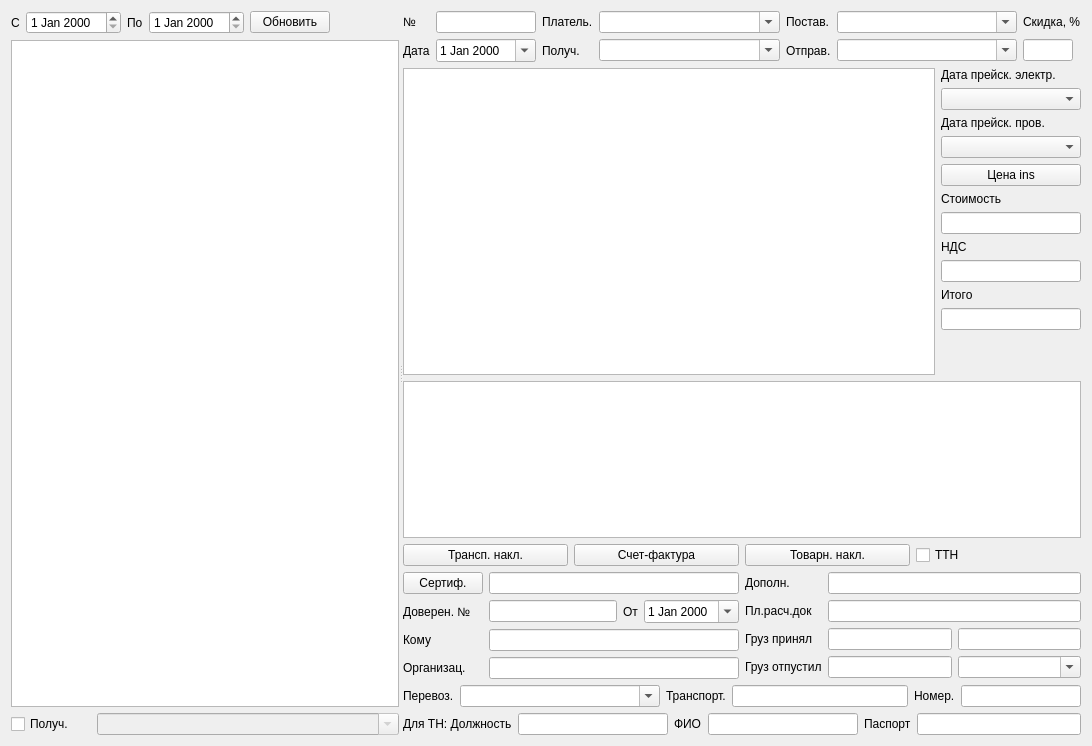
Before: the Qt Designer form formfact.ui in Sergeyego/facts, drawn with Qt 5.
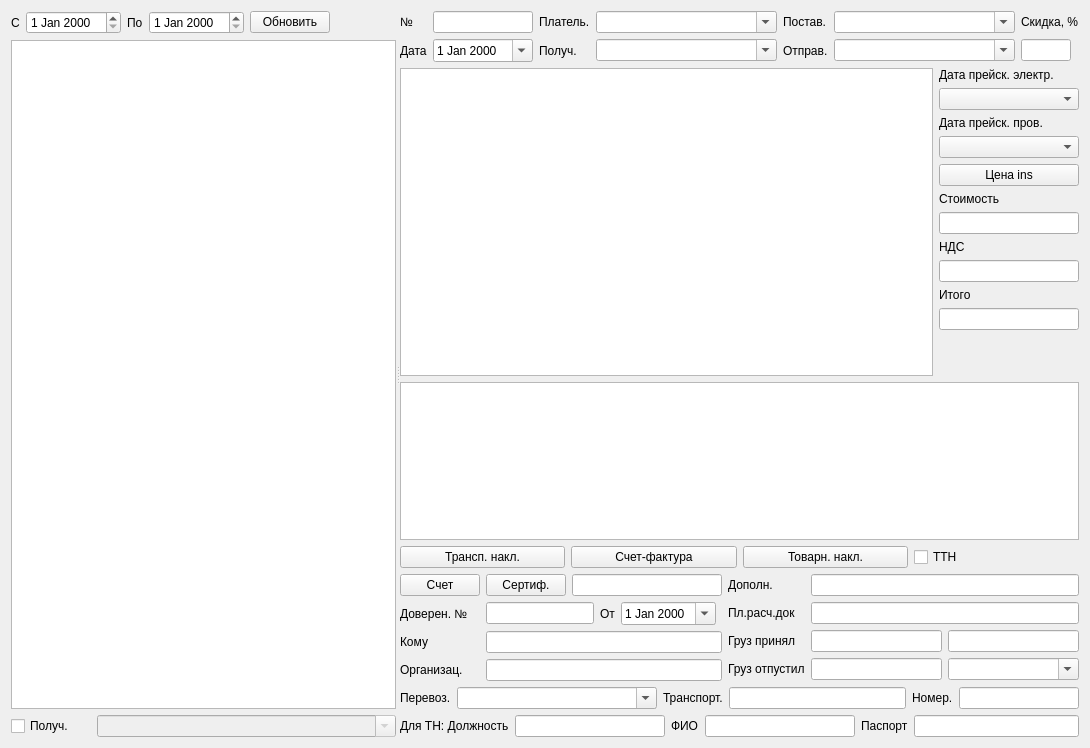
After: the same form once the commit is applied. Custom widgets are drawn as their Qt base class.

```diff
--- a/formfact.ui
+++ b/formfact.ui
@@ -6,8 +6,8 @@
    <rect>
     <x>0</x>
     <y>0</y>
-    <width>1092</width>
-    <height>746</height>
+    <width>1090</width>
+    <height>748</height>
    </rect>
   </property>
   <property name="windowTitle">
@@ -576,59 +576,41 @@
         <layout class="QHBoxLayout" name="horizontalLayout_3">
          <item>
           <layout class="QGridLayout" name="gridLayout">
-           <item row="5" column="0">
-            <widget class="QLabel" name="label_17">
+           <item row="0" column="0">
+            <widget class="QPushButton" name="cmdBill">
              <property name="text">
-              <string>Кому</string>
+              <string>Счет</string>
              </property>
             </widget>
            </item>
-           <item row="4" column="2">
+           <item row="0" column="2" colspan="4">
+            <widget class="QLineEdit" name="lineEditSert">
+             <property name="readOnly">
+              <bool>true</bool>
+             </property>
+            </widget>
+           </item>
+           <item row="4" column="3">
             <widget class="QLabel" name="label_16">
              <property name="text">
               <string>От</string>
              </property>
             </widget>
            </item>
-           <item row="0" column="0">
+           <item row="0" column="1">
             <widget class="QPushButton" name="cmdSert">
              <property name="text">
               <string>Сертиф.</string>
              </property>
             </widget>
            </item>
-           <item row="6" column="0">
-            <widget class="QLabel" name="label_18">
-             <property name="text">
-              <string>Организац.</string>
-             </property>
-            </widget>
-           </item>
-           <item row="5" column="1" colspan="3">
-            <widget class="QLineEdit" name="lineEditLicDov">
-             <property name="font">
-              <font>
-               <pointsize>9</pointsize>
-              </font>
-             </property>
-            </widget>
-           </item>
-           <item row="4" column="3">
+           <item row="4" column="4">
             <widget class="QDateEdit" name="dateEditDov">
              <property name="calendarPopup">
               <bool>true</bool>
              </property>
             </widget>
            </item>
-           <item row="6" column="1" colspan="3">
-            <widget class="QLineEdit" name="lineEditOrgDov">
-             <property name="font">
-              <font>
-               <pointsize>9</pointsize>
-              </font>
-             </property>
-            </widget>
-           </item>
            <item row="4" column="0">
             <widget class="QLabel" name="label_15">
              <property name="text">
@@ -636,13 +618,38 @@
              </property>
             </widget>
            </item>
-           <item row="4" column="1">
+           <item row="4" column="1" colspan="2">
             <widget class="QLineEdit" name="lineEditNumDov"/>
            </item>
-           <item row="0" column="1" colspan="3">
-            <widget class="QLineEdit" name="lineEditSert">
-             <property name="readOnly">
-              <bool>true</bool>
+           <item row="5" column="0">
+            <widget class="QLabel" name="label_17">
+             <property name="text">
+              <string>Кому</string>
+             </property>
+            </widget>
+           </item>
+           <item row="6" column="0">
+            <widget class="QLabel" name="label_18">
+             <property name="text">
+              <string>Организац.</string>
+             </property>
+            </widget>
+           </item>
+           <item row="5" column="1" colspan="5">
+            <widget class="QLineEdit" name="lineEditLicDov">
+             <property name="font">
+              <font>
+               <pointsize>9</pointsize>
+              </font>
+             </property>
+            </widget>
+           </item>
+           <item row="6" column="1" colspan="5">
+            <widget class="QLineEdit" name="lineEditOrgDov">
+             <property name="font">
+              <font>
+               <pointsize>9</pointsize>
+              </font>
              </property>
             </widget>
            </item>
@@ -834,16 +841,16 @@
   </layout>
  </widget>
  <customwidgets>
-  <customwidget>
-   <class>DateEdit</class>
-   <extends>QDateEdit</extends>
-   <header>db/dbviewer.h</header>
-  </customwidget>
   <customwidget>
    <class>DbViewer</class>
    <extends>QTableView</extends>
    <header>db/dbviewer.h</header>
   </customwidget>
+  <customwidget>
+   <class>DateEdit</class>
+   <extends>QDateEdit</extends>
+   <header>db/dbviewer.h</header>
+  </customwidget>
  </customwidgets>
  <tabstops>
   <tabstop>lineEditNumF</tabstop>
```
Left out of the diff: 1 changed line with no effect on the pictures.
